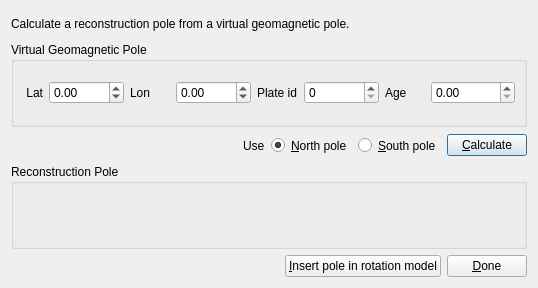
First picture: the form in src/qt-widgets/CalculateReconstructionPoleDialogUi.ui, repository GPlates/GPlates, before the edit.
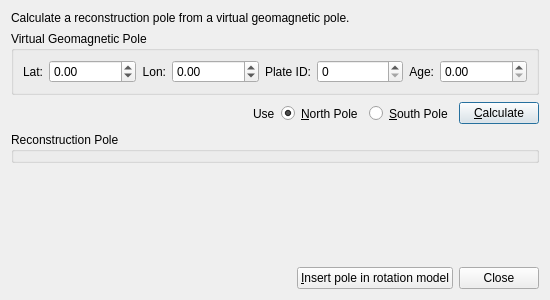
Second picture: the form after the edit.

```diff
--- a/src/qt-widgets/CalculateReconstructionPoleDialogUi.ui
+++ b/src/qt-widgets/CalculateReconstructionPoleDialogUi.ui
@@ -1,12 +1,12 @@
 <ui version="4.0" >
  <class>CalculateReconstructionPoleDialog</class>
- <widget class="QDialog" name="CalculateReconstructionPoleDialog" >
-  <property name="geometry" >
+ <widget class="QDialog" name="CalculateReconstructionPoleDialog">
+  <property name="geometry">
    <rect>
     <x>0</x>
     <y>0</y>
-    <width>538</width>
-    <height>288</height>
+    <width>550</width>
+    <height>300</height>
    </rect>
   </property>
   <property name="sizePolicy" >
@@ -15,20 +15,20 @@
     <verstretch>0</verstretch>
    </sizepolicy>
   </property>
-  <property name="minimumSize" >
+  <property name="minimumSize">
    <size>
-    <width>407</width>
-    <height>233</height>
+    <width>550</width>
+    <height>300</height>
    </size>
   </property>
   <property name="windowTitle" >
    <string>Calculate Reconstruction Pole</string>
   </property>
-  <layout class="QGridLayout" >
-   <item row="0" column="0" >
-    <widget class="QLabel" name="label_description" >
-     <property name="sizePolicy" >
-      <sizepolicy vsizetype="Maximum" hsizetype="Minimum" >
+  <layout class="QVBoxLayout" name="verticalLayout">
+   <item>
+    <widget class="QLabel" name="label_description">
+     <property name="sizePolicy">
+      <sizepolicy hsizetype="Minimum" vsizetype="Maximum">
        <horstretch>0</horstretch>
        <verstretch>0</verstretch>
       </sizepolicy>
@@ -50,37 +50,31 @@
      </property>
     </widget>
    </item>
-   <item row="1" column="0" >
-    <widget class="QGroupBox" name="groupbox_vgp" >
-     <property name="title" >
+   <item>
+    <widget class="QGroupBox" name="groupbox_vgp">
+     <property name="title">
       <string>Virtual Geomagnetic Pole</string>
      </property>
-     <layout class="QGridLayout" >
-      <item row="0" column="0" >
-       <layout class="QHBoxLayout" >
+     <layout class="QGridLayout">
+      <item row="0" column="0">
+       <layout class="QHBoxLayout">
         <item>
-         <widget class="QLabel" name="label_vgp_lat" >
-          <property name="maximumSize" >
-           <size>
-            <width>20</width>
-            <height>16777215</height>
-           </size>
+         <widget class="QLabel" name="label_vgp_lat">
+          <property name="text">
+           <string>Lat:</string>
           </property>
-          <property name="layoutDirection" >
-           <enum>Qt::RightToLeft</enum>
-          </property>
-          <property name="text" >
-           <string> Lat</string>
+          <property name="alignment">
+           <set>Qt::AlignRight|Qt::AlignTrailing|Qt::AlignVCenter</set>
           </property>
          </widget>
         </item>
         <item>
-         <widget class="QDoubleSpinBox" name="spinbox_vgp_lat" >
-          <property name="minimumSize" >
-           <size>
-            <width>75</width>
-            <height>0</height>
-           </size>
+         <widget class="QDoubleSpinBox" name="spinbox_vgp_lat">
+          <property name="sizePolicy">
+           <sizepolicy hsizetype="MinimumExpanding" vsizetype="Fixed">
+            <horstretch>0</horstretch>
+            <verstretch>0</verstretch>
+           </sizepolicy>
           </property>
           <property name="decimals" >
            <number>2</number>
@@ -94,22 +88,22 @@
          </widget>
         </item>
         <item>
-         <widget class="QLabel" name="label_vgp_lon" >
-          <property name="layoutDirection" >
-           <enum>Qt::RightToLeft</enum>
+         <widget class="QLabel" name="label_vgp_lon">
+          <property name="text">
+           <string>Lon:</string>
           </property>
-          <property name="text" >
-           <string>Lon</string>
+          <property name="alignment">
+           <set>Qt::AlignRight|Qt::AlignTrailing|Qt::AlignVCenter</set>
           </property>
          </widget>
         </item>
         <item>
-         <widget class="QDoubleSpinBox" name="spinbox_vgp_lon" >
-          <property name="minimumSize" >
-           <size>
-            <width>75</width>
-            <height>0</height>
-           </size>
+         <widget class="QDoubleSpinBox" name="spinbox_vgp_lon">
+          <property name="sizePolicy">
+           <sizepolicy hsizetype="MinimumExpanding" vsizetype="Fixed">
+            <horstretch>0</horstretch>
+            <verstretch>0</verstretch>
+           </sizepolicy>
           </property>
           <property name="decimals" >
            <number>2</number>
@@ -123,22 +117,22 @@
          </widget>
         </item>
         <item>
-         <widget class="QLabel" name="label_plateid" >
-          <property name="layoutDirection" >
-           <enum>Qt::RightToLeft</enum>
+         <widget class="QLabel" name="label_plateid">
+          <property name="text">
+           <string>Plate ID:</string>
           </property>
-          <property name="text" >
-           <string>Plate id</string>
+          <property name="alignment">
+           <set>Qt::AlignRight|Qt::AlignTrailing|Qt::AlignVCenter</set>
           </property>
          </widget>
         </item>
         <item>
-         <widget class="QSpinBox" name="spinbox_plateid" >
-          <property name="minimumSize" >
-           <size>
-            <width>75</width>
-            <height>0</height>
-           </size>
+         <widget class="QSpinBox" name="spinbox_plateid">
+          <property name="sizePolicy">
+           <sizepolicy hsizetype="MinimumExpanding" vsizetype="Fixed">
+            <horstretch>0</horstretch>
+            <verstretch>0</verstretch>
+           </sizepolicy>
           </property>
           <property name="maximum" >
            <number>1000000</number>
@@ -146,22 +140,22 @@
          </widget>
         </item>
         <item>
-         <widget class="QLabel" name="label_age" >
-          <property name="layoutDirection" >
-           <enum>Qt::RightToLeft</enum>
+         <widget class="QLabel" name="label_age">
+          <property name="text">
+           <string>Age:</string>
           </property>
-          <property name="text" >
-           <string>Age</string>
+          <property name="alignment">
+           <set>Qt::AlignRight|Qt::AlignTrailing|Qt::AlignVCenter</set>
           </property>
          </widget>
         </item>
         <item>
-         <widget class="QDoubleSpinBox" name="spinbox_age" >
-          <property name="minimumSize" >
-           <size>
-            <width>75</width>
-            <height>0</height>
-           </size>
+         <widget class="QDoubleSpinBox" name="spinbox_age">
+          <property name="sizePolicy">
+           <sizepolicy hsizetype="MinimumExpanding" vsizetype="Fixed">
+            <horstretch>0</horstretch>
+            <verstretch>0</verstretch>
+           </sizepolicy>
           </property>
           <property name="maximum" >
            <double>1000000.000000000000000</double>
@@ -173,8 +167,8 @@
      </layout>
     </widget>
    </item>
-   <item row="2" column="0" >
-    <layout class="QHBoxLayout" >
+   <item>
+    <layout class="QHBoxLayout">
      <item>
       <spacer>
        <property name="orientation" >
@@ -189,22 +183,22 @@
       </spacer>
      </item>
      <item>
-      <widget class="QLabel" name="label_north_or_south" >
-       <property name="text" >
+      <widget class="QLabel" name="label_north_or_south">
+       <property name="text">
         <string>Use</string>
        </property>
       </widget>
      </item>
      <item>
-      <widget class="QRadioButton" name="radio_north" >
-       <property name="minimumSize" >
+      <widget class="QRadioButton" name="radio_north">
+       <property name="minimumSize">
         <size>
          <width>0</width>
          <height>25</height>
         </size>
        </property>
-       <property name="text" >
-        <string>&amp;North pole</string>
+       <property name="text">
+        <string>&amp;North Pole</string>
        </property>
        <property name="checked" >
         <bool>true</bool>
@@ -212,30 +206,30 @@
       </widget>
      </item>
      <item>
-      <widget class="QRadioButton" name="radio_south" >
-       <property name="minimumSize" >
+      <widget class="QRadioButton" name="radio_south">
+       <property name="minimumSize">
         <size>
          <width>0</width>
          <height>25</height>
         </size>
        </property>
-       <property name="text" >
-        <string>&amp;South pole</string>
+       <property name="text">
+        <string>&amp;South Pole</string>
        </property>
       </widget>
      </item>
      <item>
-      <widget class="QPushButton" name="button_calculate" >
-       <property name="text" >
+      <widget class="QPushButton" name="button_calculate">
+       <property name="text">
         <string>&amp;Calculate</string>
        </property>
       </widget>
      </item>
     </layout>
    </item>
-   <item row="3" column="0" >
-    <widget class="QGroupBox" name="groupbox_recon_pole" >
-     <property name="title" >
+   <item>
+    <widget class="QGroupBox" name="groupbox_recon_pole">
+     <property name="title">
       <string>Reconstruction Pole</string>
      </property>
      <widget class="QWidget" name="horizontalLayout" >
@@ -251,8 +245,21 @@
      </widget>
     </widget>
    </item>
-   <item row="4" column="0" >
-    <layout class="QHBoxLayout" >
+   <item>
+    <spacer name="verticalSpacer">
+     <property name="orientation">
+      <enum>Qt::Vertical</enum>
+     </property>
+     <property name="sizeHint" stdset="0">
+      <size>
+       <width>20</width>
+       <height>40</height>
+      </size>
+     </property>
+    </spacer>
+   </item>
+   <item>
+    <layout class="QHBoxLayout">
      <item>
       <spacer>
        <property name="orientation" >
@@ -267,8 +274,8 @@
       </spacer>
      </item>
      <item>
-      <widget class="QPushButton" name="button_apply" >
-       <property name="enabled" >
+      <widget class="QPushButton" name="button_apply">
+       <property name="enabled">
         <bool>true</bool>
        </property>
        <property name="text" >
@@ -277,9 +284,9 @@
       </widget>
      </item>
      <item>
-      <widget class="QPushButton" name="button_done" >
-       <property name="text" >
-        <string>&amp;Done</string>
+      <widget class="QPushButton" name="button_done">
+       <property name="text">
+        <string>Close</string>
        </property>
       </widget>
      </item>
```
Left out of the diff: 54 changed lines with no effect on the pictures.
